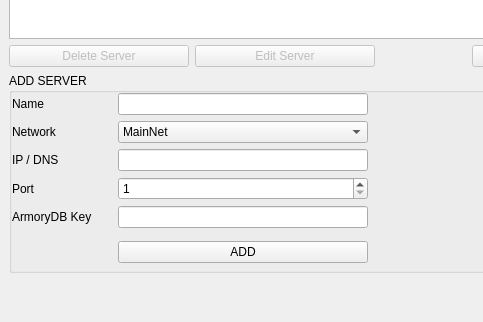
Qt form BlockSettleUILib/Settings/ArmoryServersWidget.ui (BlockSettle/common) before a commit; both pictures show x 0 to 483 and y 171 to 493 of the 847 by 493 pixel window.
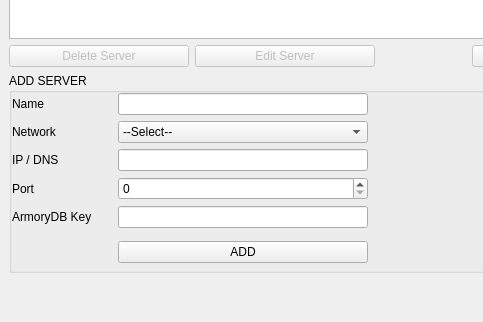
The same form after that commit. Icons and pictures are not drawn.

Commit message: Manage Armory server fixes

What changed in the file:
```diff
--- a/BlockSettleUILib/Settings/ArmoryServersWidget.ui
+++ b/BlockSettleUILib/Settings/ArmoryServersWidget.ui
@@ -166,6 +166,11 @@
              <height>16777215</height>
             </size>
            </property>
+           <item>
+            <property name="text">
+             <string>--Select--</string>
+            </property>
+           </item>
            <item>
             <property name="text">
              <string>MainNet</string>
@@ -328,13 +333,13 @@
             </size>
            </property>
            <property name="minimum">
-            <number>1</number>
+            <number>0</number>
            </property>
            <property name="maximum">
             <number>65535</number>
            </property>
            <property name="value">
-            <number>1</number>
+            <number>0</number>
            </property>
           </widget>
          </item>
```
The commit also changes 6 other files.
